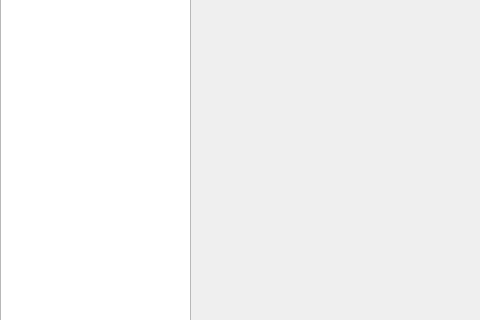
Ikhan-Kim/SSAKIT, file Project/front/ui/NetworkSetting.ui: the form before one commit; both pictures show x 0 to 480 and y 141 to 461 of the 1280 by 720 pixel window.
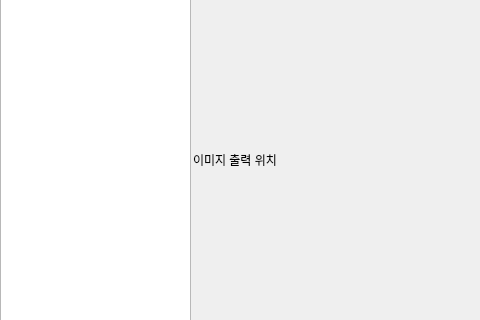
The form after the commit.

Commit message: [+] update output file path

```diff
--- a/Project/front/ui/NetworkSetting.ui
+++ b/Project/front/ui/NetworkSetting.ui
@@ -130,6 +130,19 @@
      </rect>
     </property>
    </widget>
+   <widget class="QLabel" name="imgLabel">
+    <property name="geometry">
+     <rect>
+      <x>193</x>
+      <y>90</y>
+      <width>891</width>
+      <height>421</height>
+     </rect>
+    </property>
+    <property name="text">
+     <string>이미지 출력 위치</string>
+    </property>
+   </widget>
   </widget>
   <widget class="QStatusBar" name="statusbar"/>
  </widget>
```
The commit also changes 1 other file.
